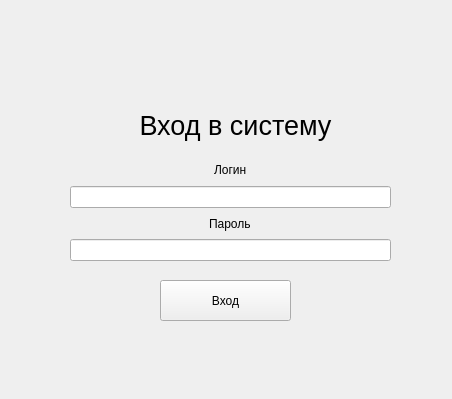
The window that login.ui (JustEngineerLGTM/PPS2) describes before a commit, drawn with Qt 5.
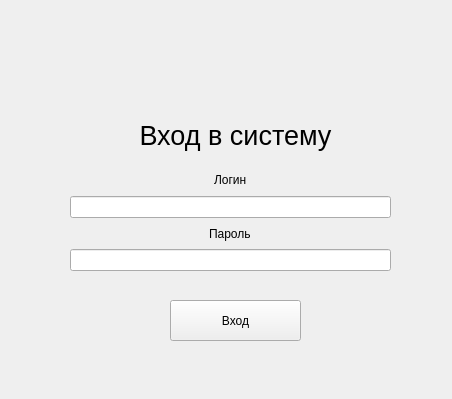
The same window after the commit. Icons and pictures are not drawn.

Commit message: Fixed login image

The edit to the form file:
```diff
--- a/login.ui
+++ b/login.ui
@@ -17,7 +17,7 @@
    <property name="geometry">
     <rect>
      <x>70</x>
-     <y>160</y>
+     <y>170</y>
      <width>321</width>
      <height>101</height>
     </rect>
@@ -91,7 +91,7 @@
    <property name="geometry">
     <rect>
      <x>120</x>
-     <y>100</y>
+     <y>110</y>
      <width>231</width>
      <height>51</height>
     </rect>
@@ -112,8 +112,8 @@
   <widget class="QPushButton" name="login">
    <property name="geometry">
     <rect>
-     <x>160</x>
-     <y>280</y>
+     <x>170</x>
+     <y>300</y>
      <width>131</width>
      <height>41</height>
     </rect>
@@ -139,7 +139,7 @@
      <x>190</x>
      <y>10</y>
      <width>81</width>
-     <height>111</height>
+     <height>101</height>
     </rect>
    </property>
    <property name="text">
```
Left out of the diff: 6 changed lines with no effect on the pictures. The commit also changes 11 other files.
